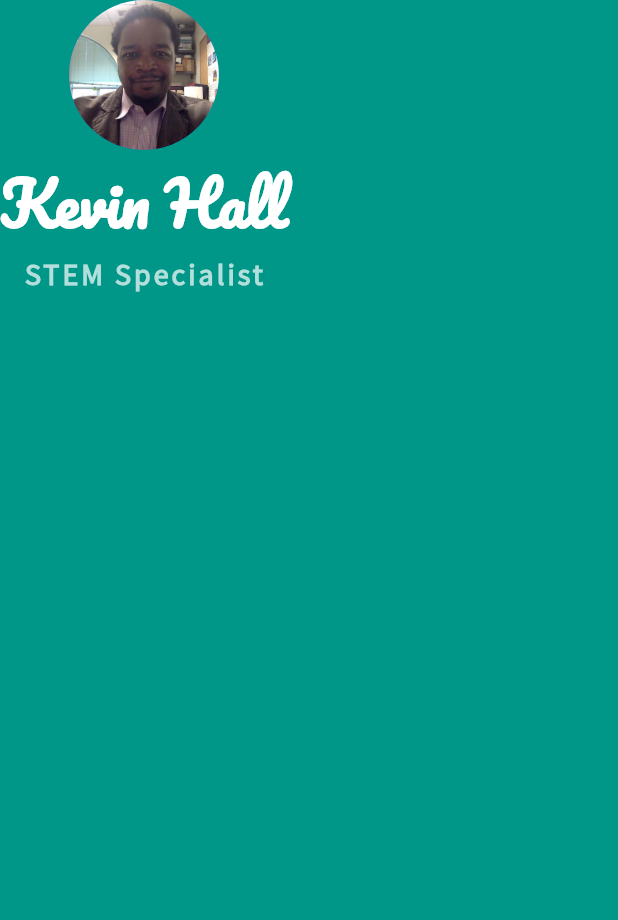
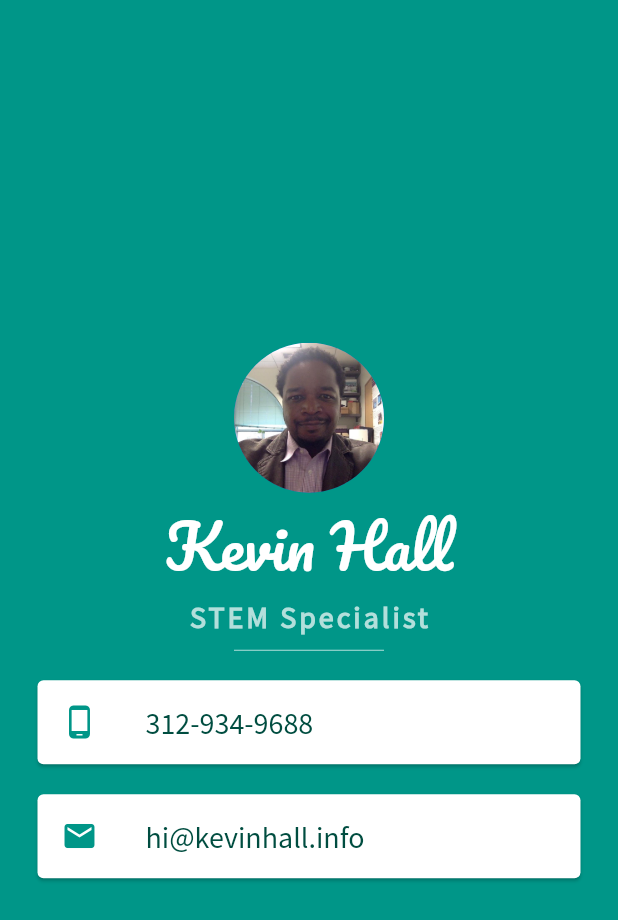
Before and after one commit to mrhallonline/micard-flutter-project, a Flutter app: the screen it shows after launch, on a phone screen of 412 x 824 dp. Shown: the top 920 px of the screen. Run offline on Flutter 3.47's test engine with Material 2 defaults, Android fonts, the phone set to English and light mode, and no system bars.

Commit message:
completed Mi Card project

```diff
--- a/lib/main.dart
+++ b/lib/main.dart
@@ -12,6 +12,7 @@ class MyApp extends StatelessWidget {
         backgroundColor: Colors.teal,
         body: SafeArea(
           child: Column(
+            mainAxisAlignment: MainAxisAlignment.center,
             children: <Widget>[
               CircleAvatar(
                 radius: 50.0,
@@ -23,21 +24,59 @@ class MyApp extends StatelessWidget {
                   fontFamily: 'Pacifico',
                   fontSize: 40.0,
                   color: Colors.white,
-                  fontWeight: FontWeight.bold,
+                  // fontWeight: FontWeight.bold,
                 ),
               ),
               Text(
                 'STEM Specialist',
-                  style: TextStyle(
-                    fontSize: 20.0,
-                    letterSpacing: 2.0,
-                    fontFamily:'Source_Sans_Pro',
-                    fontWeight: FontWeight.bold,
-                    color: Colors.teal[100],
+                style: TextStyle(
+                  fontSize: 20.0,
+                  letterSpacing: 2.0,
+                  fontFamily: 'Source_Sans_Pro',
+                  fontWeight: FontWeight.bold,
+                  color: Colors.teal[100],
                 ),
-
               ),
-
+              SizedBox(
+                height: 20.0,
+                width: 100.0,
+                child: Divider(
+                  color: Colors.teal[100],
+                ),
+              ),
+              Card(
+                margin: EdgeInsets.symmetric(vertical: 10.0, horizontal: 25.0),
+                child: ListTile(
+                  leading: Icon(
+                    Icons.phone_android,
+                    color: Colors.teal,
+                  ),
+                  title: Text(
+                    '312-934-9688',
+                    style: TextStyle(
+                        color: Colors.teal[900],
+                        fontFamily: 'Source_Sans_Pro',
+                        fontSize: 20.0),
+                  ),
+                ),
+              ),
+              Card(
+                color: Colors.white,
+                margin: EdgeInsets.symmetric(vertical: 10.0, horizontal: 25.0),
+                child: ListTile(
+                  leading: Icon(
+                    Icons.email,
+                    color: Colors.teal,
+                  ),
+                  title: Text(
+                    'hi@kevinhall.info',
+                    style: TextStyle(
+                        color: Colors.teal[900],
+                        fontFamily: 'Source_Sans_Pro',
+                        fontSize: 20.0),
+                  ),
+                ),
+              ),
             ],
           ),
         ),
```
